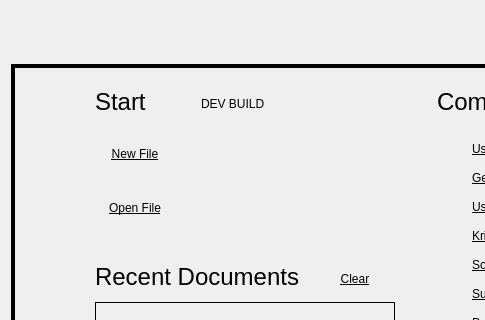
KDE/krita, file libs/ui/forms/KisWelcomePage.ui: the form before one commit; both pictures show x 0 to 485 and y 0 to 320 of the 1118 by 738 pixel window.
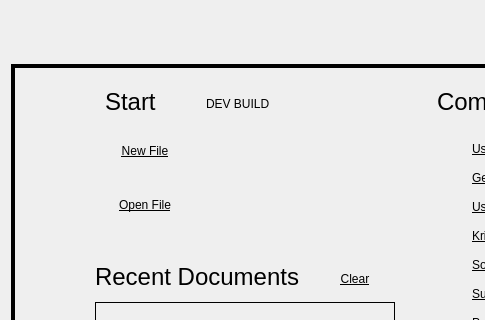
The form after the commit. Custom widgets are drawn as their Qt base class.

Commit message:
Android: Fix stretching of buttons due to..
...donation banner image

BUG:441166

What changed in the file:
```diff
--- a/libs/ui/forms/KisWelcomePage.ui
+++ b/libs/ui/forms/KisWelcomePage.ui
@@ -1220,6 +1220,12 @@
       </item>
       <item row="2" column="2">
        <widget class="QWidget" name="widgetLeft" native="true">
+        <property name="sizePolicy">
+         <sizepolicy hsizetype="Preferred" vsizetype="Preferred">
+          <horstretch>0</horstretch>
+          <verstretch>0</verstretch>
+         </sizepolicy>
+        </property>
         <property name="minimumSize">
          <size>
           <width>300</width>
@@ -1249,6 +1255,14 @@
           <number>0</number>
          </property>
          <item>
+          <layout class="QVBoxLayout" name="verticalLayout_10">
+           <property name="spacing">
+            <number>0</number>
+           </property>
+           <property name="leftMargin">
+            <number>10</number>
+           </property>
+           <item>
           <layout class="QHBoxLayout" name="horizontalLayout_13">
            <item>
             <widget class="QLabel" name="startTitleLabel">
@@ -1398,7 +1412,7 @@
              <property name="sizePolicy">
               <sizepolicy hsizetype="Minimum" vsizetype="MinimumExpanding">
                <horstretch>0</horstretch>
-               <verstretch>0</verstretch>
+                 <verstretch>1</verstretch>
               </sizepolicy>
              </property>
              <property name="font">
@@ -1524,6 +1538,8 @@
            </item>
           </layout>
          </item>
+          </layout>
+         </item>
          <item>
           <spacer name="verticalSpacer_12">
            <property name="orientation">
```
Left out of the diff: 906 changed lines with no effect on the pictures. Lines whose indentation alone changed are shown as unchanged. The commit also changes 1 other file.
